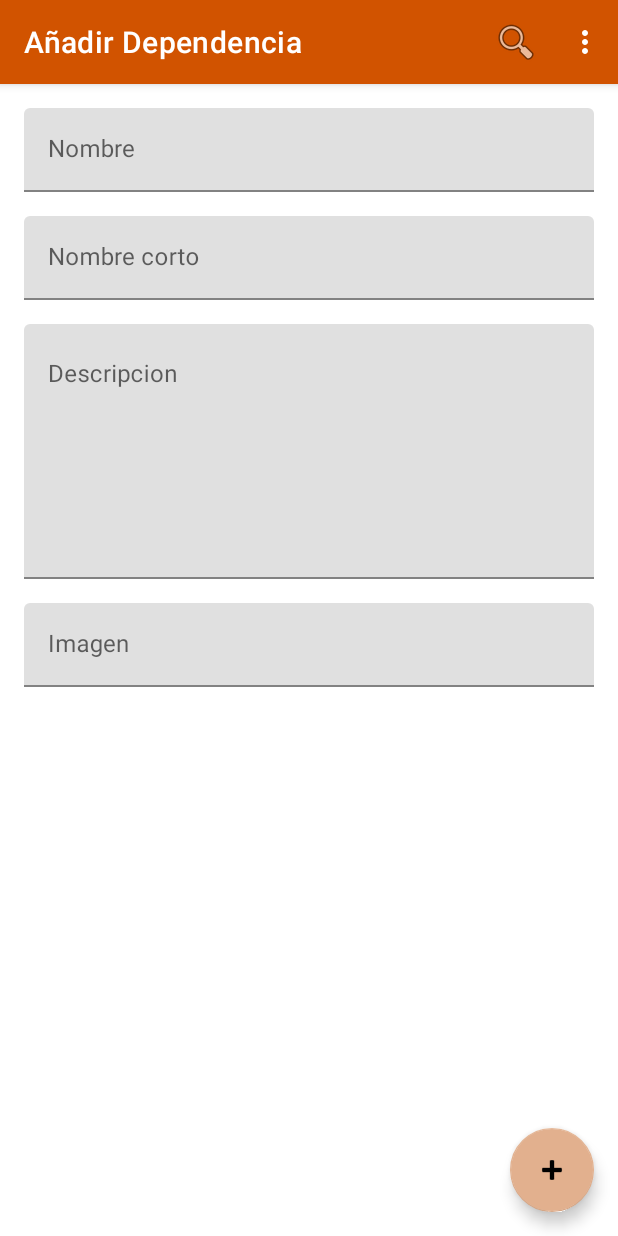
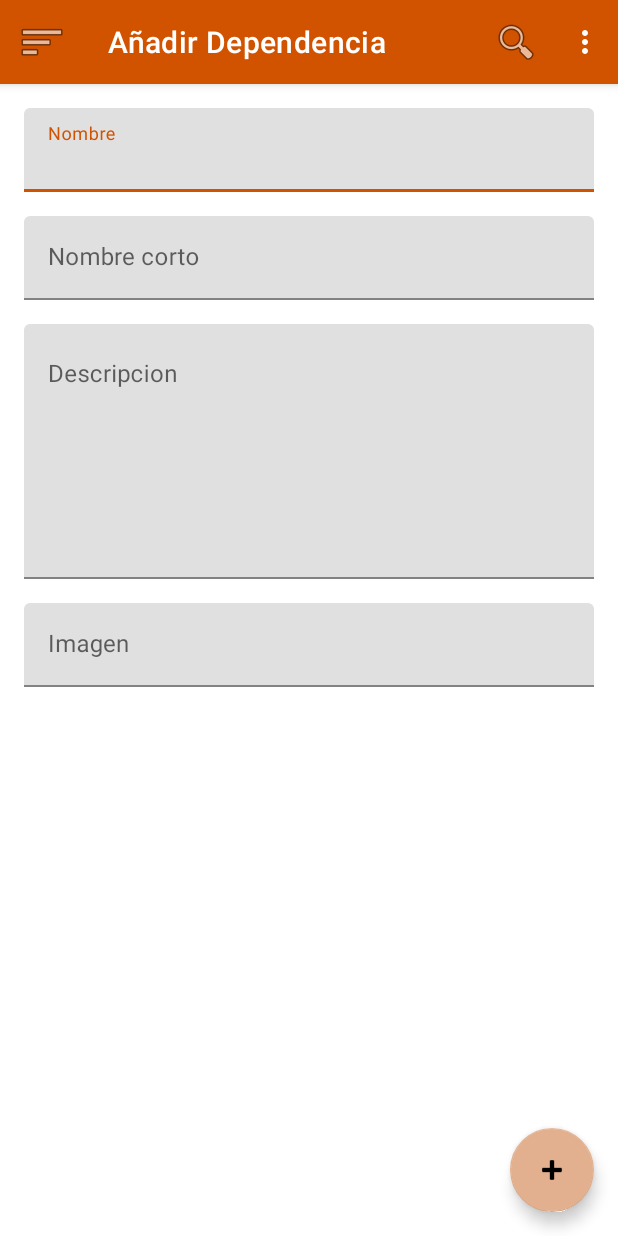
Before and after one commit to FJAranda/Inventory2021, an Android app: the DependencyManageFragment screen opened through its navigation route, after a tap on "Search", on a phone screen of 412 x 824 dp. Run offline under Robolectric (Android 15) with nearby library versions, the phone set to English and light mode, and no system bars; our stand-ins replace androidx.preference, navigation-ui; libraries missing offline, so code that uses them is left out: com.amulyakhare.textdrawable; 4 statements that could not run were skipped.

Commit message:
Clases del 10 al 16 de Enero -Añadido toolbar reemplazando la actionbar -Añadida navegacion usando el NavigationDrawer -Eliminada la navegacion mediante dashboardfragment

```diff
--- a/app/build.gradle
+++ b/app/build.gradle
@@ -53,4 +53,5 @@
     implementation 'com.google.firebase:firebase-auth'
     implementation 'org.greenrobot:eventbus:3.2.0'
     implementation 'com.amulyakhare:com.amulyakhare.textdrawable:1.0.1'
+    implementation 'com.github.abdularis:circularimageview:1.5'
 }
--- a/app/src/main/java/com/example/inventory/MainActivity.java
+++ b/app/src/main/java/com/example/inventory/MainActivity.java
@@ -15,29 +15,89 @@
 import android.widget.Toast;
 import android.widget.Toolbar;
 
+import androidx.core.view.GravityCompat;
 import androidx.navigation.NavController;
 import androidx.navigation.Navigation;
 import androidx.navigation.ui.AppBarConfiguration;
 import androidx.navigation.ui.NavigationUI;
+import androidx.preference.Preference;
+import androidx.preference.PreferenceFragmentCompat;
+import androidx.preference.PreferenceScreen;
 
-public class MainActivity extends AppCompatActivity {
+public class MainActivity extends AppCompatActivity implements PreferenceFragmentCompat.OnPreferenceStartFragmentCallback {
 
-    private AppBarConfiguration appBarConfiguration;
     private ActivityMainBinding binding;
+    private NavController navController;
 
     @Override
     protected void onCreate(Bundle savedInstanceState) {
         super.onCreate(savedInstanceState);
 
         binding = ActivityMainBinding.inflate(getLayoutInflater());
+        setSupportActionBar(binding.content.toolbar);
         setContentView(binding.getRoot());
+        getSupportActionBar().setHomeAsUpIndicator(android.R.drawable.ic_menu_sort_by_size);
+        getSupportActionBar().setDisplayHomeAsUpEnabled(true);
+        navController = Navigation.findNavController(this, R.id.nav_host_fragment_content_main);
+        setUpNavigationView();
     }
 
-    @Override
-    public boolean onSupportNavigateUp() {
-        NavController navController = Navigation.findNavController(this, R.id.nav_host_fragment_content_main);
-        return NavigationUI.navigateUp(navController, appBarConfiguration)
-                || super.onSupportNavigateUp();
+    private void setUpNavigationView() {
+        binding.navigationView.setCheckedItem(R.id.action_dependencyList);
+        binding.navigationView.setNavigationItemSelectedListener(item -> {
+            switch (item.getItemId()) {
+                case R.id.action_inventory:
+                    showAddInventory();
+                    break;
+                case R.id.action_dependencyList:
+                    showDependencyList();
+                    break;
+                case R.id.action_sections:
+                    showSections();
+                    break;
+                case R.id.action_products:
+                    showProducts();
+                    break;
+                case R.id.action_aboutus:
+                    showAboutUs();
+                    break;
+                case R.id.action_settings:
+                    showSettings();
+                    break;
+            }
+            binding.drawerLayout.closeDrawer(GravityCompat.START);
+            return true;
+        });
+    }
+
+    private void showSettings() {
+        navController.navigate(R.id.settingsFragment);
+        binding.navigationView.getCheckedItem().setChecked(false);
+        binding.navigationView.setCheckedItem(R.id.action_settings);
+    }
+
+    private void showAboutUs() {
+        navController.navigate(R.id.aboutFragment);
+        binding.navigationView.getCheckedItem().setChecked(false);
+        binding.navigationView.setCheckedItem(R.id.action_aboutus);
+    }
+
+    private void showProducts() {
+        navController.navigate(R.id.dependencyListFragment);
+    }
+
+    private void showSections() {
+        navController.navigate(R.id.dependencyListFragment);
+    }
+
+    private void showDependencyList() {
+        navController.navigate(R.id.dependencyListFragment);
+    }
+
+    private void showAddInventory() {
+        binding.navigationView.getCheckedItem().setChecked(false);
+        binding.navigationView.setCheckedItem(R.id.action_inventory);
+        navController.navigate(R.id.addInventoryFragment);
     }
 
     @Override
@@ -50,18 +110,20 @@
     @Override
     public boolean onOptionsItemSelected(@NonNull MenuItem item) {
         switch (item.getItemId()){
-            case R.id.action_about:
-                Toast.makeText(this, "Opcion menu about", Toast.LENGTH_SHORT).show();
-                return true;
-            case R.id.action_settings:
-                Toast.makeText(this, "Opcion menu settings", Toast.LENGTH_SHORT).show();
-                return true;
-            case R.id.action_search:
-                Toast.makeText(this, "Opcion menu search", Toast.LENGTH_SHORT).show();
+            case android.R.id.home:
+                binding.drawerLayout.openDrawer(GravityCompat.START);
                 return true;
             default:
                 //Return false indica que no se ha pulsado ninguna opcion del menu de la activity, pero que se habrá pulsado alguno modificado.
                 return false;
         }
     }
+
+    @Override
+    public boolean onPreferenceStartFragment(PreferenceFragmentCompat caller, Preference pref) {
+        if (pref.getKey().equals("Account")){
+            navController.navigate(R.id.action_settingsFragment_to_accountFragment);
+        }
+        return true;
+    }
 }
--- a/app/src/main/java/com/example/inventory/ui/dashboard/DashboardFragment.java
+++ /dev/null
@@ -1,81 +0,0 @@
-package com.example.inventory.ui.dashboard;
-
-import android.os.Bundle;
-import android.view.LayoutInflater;
-import android.view.View;
-import android.view.ViewGroup;
-
-import androidx.annotation.NonNull;
-import androidx.fragment.app.Fragment;
-import androidx.navigation.fragment.NavHostFragment;
-
-import com.example.inventory.R;
-import com.example.inventory.databinding.FragmentDashboardBinding;
-
-public class DashboardFragment extends Fragment implements View.OnClickListener{
-
-    private FragmentDashboardBinding binding;
-
-    @Override
-    public View onCreateView(
-            LayoutInflater inflater, ViewGroup container,
-            Bundle savedInstanceState
-    ) {
-
-        binding = FragmentDashboardBinding.inflate(inflater, container, false);
-        binding.imgBtnAbout.setOnClickListener(this);
-        binding.imgBtnDependency.setOnClickListener(this);
-        binding.imgBtnInventory.setOnClickListener(this);
-        binding.imgBtnProduct.setOnClickListener(this);
-        binding.imgBtnSector.setOnClickListener(this);
-        binding.imgBtnSettings.setOnClickListener(this);
-        return binding.getRoot();
-
-    }
-
-    public void onViewCreated(@NonNull View view, Bundle savedInstanceState) {
-        super.onViewCreated(view, savedInstanceState);
-    }
-
-    @Override
-    public void onDestroyView() {
-        super.onDestroyView();
-        binding = null;
-    }
-
-    //Método que maneja los eventos onClick de la interfaz
-    @Override
-    public void onClick(View v) {
-        switch (v.getId()){
-            case R.id.imgBtnAbout:
-                showAboutFragment();
-                break;
-            case R.id.imgBtnInventory:
-                showAddInventoryFragment();
-                break;
-            case R.id.imgBtnDependency:
-                showDependencyListFragment();
-                break;
-            case R.id.imgBtnSettings:
-                showSettings();
-                break;
-        }
-    }
-
-    private void showSettings() {
-        NavHostFragment.findNavController(this).navigate(R.id.action_DashboardFragment_to_settingsFragment);
-    }
-
-    private void showDependencyListFragment() {
-        NavHostFragment.findNavController(this).navigate(R.id.action_DashboardFragment_to_dependencyListFragment);
-    }
-
-    private void showAddInventoryFragment() {
-        NavHostFragment.findNavController(this).navigate(R.id.action_DashboardFragment_to_addInventoryFragment);
-    }
-
-    //Inicializa y muestra el fragment About
-    private void showAboutFragment() {
-        NavHostFragment.findNavController(this).navigate(R.id.action_DashboardFragment_to_aboutFragment);
-    }
-}
--- a/app/src/main/res/layout/activity_main.xml
+++ b/app/src/main/res/layout/activity_main.xml
@@ -1,14 +1,25 @@
 <?xml version="1.0" encoding="utf-8"?>
-<androidx.coordinatorlayout.widget.CoordinatorLayout xmlns:android="http://schemas.android.com/apk/res/android"
+<androidx.drawerlayout.widget.DrawerLayout xmlns:android="http://schemas.android.com/apk/res/android"
+    xmlns:tools="http://schemas.android.com/tools"
     xmlns:app="http://schemas.android.com/apk/res-auto"
-    xmlns:tools="http://schemas.android.com/tools"
+    android:id="@+id/drawerLayout"
     android:layout_width="match_parent"
     android:layout_height="match_parent"
+    android:fitsSystemWindows="true"
     tools:context=".MainActivity">
 
-    <include layout="@layout/content_main"
+    <include
+        android:id="@+id/content"
+        layout="@layout/content_main"
         android:layout_width="match_parent"
         android:layout_height="match_parent"
         />
+    <com.google.android.material.navigation.NavigationView
+        android:id="@+id/navigationView"
+        android:layout_width="wrap_content"
+        android:layout_height="match_parent"
+        app:headerLayout="@layout/header_nav"
+        app:menu="@menu/activity_menu"
+        android:layout_gravity="start"/>
 
-</androidx.coordinatorlayout.widget.CoordinatorLayout>
+</androidx.drawerlayout.widget.DrawerLayout>
--- a/app/src/main/res/layout/content_main.xml
+++ b/app/src/main/res/layout/content_main.xml
@@ -3,7 +3,26 @@
     xmlns:app="http://schemas.android.com/apk/res-auto"
     android:layout_width="match_parent"
     android:layout_height="match_parent"
-    app:layout_behavior="@string/appbar_scrolling_view_behavior">
+    android:fitsSystemWindows="true">
+
+    <com.google.android.material.appbar.AppBarLayout
+        android:id="@+id/appBarLayout"
+        android:layout_width="match_parent"
+        android:layout_height="wrap_content"
+        app:layout_constraintEnd_toEndOf="parent"
+        app:layout_constraintStart_toStartOf="parent"
+        app:layout_constraintTop_toTopOf="parent">
+
+        <androidx.appcompat.widget.Toolbar
+            android:id="@+id/toolbar"
+            android:layout_width="match_parent"
+            android:layout_height="wrap_content"
+            android:elevation="4dp"
+            android:minHeight="?attr/actionBarSize"
+            android:theme="@style/ThemeOverlay.AppCompat.Dark.ActionBar"
+            app:popupTheme="@style/ThemeOverlay.AppCompat.Light" />
+
+    </com.google.android.material.appbar.AppBarLayout>
 
     <fragment
         android:id="@+id/nav_host_fragment_content_main"
@@ -14,6 +33,7 @@
         app:layout_constraintBottom_toBottomOf="parent"
         app:layout_constraintLeft_toLeftOf="parent"
         app:layout_constraintRight_toRightOf="parent"
-        app:layout_constraintTop_toTopOf="parent"
+        app:layout_constraintTop_toBottomOf="@id/appBarLayout"
         app:navGraph="@navigation/nav_graph" />
+
 </androidx.constraintlayout.widget.ConstraintLayout>
--- /dev/null
+++ b/app/src/main/res/menu/activity_menu.xml
@@ -0,0 +1,39 @@
+<?xml version="1.0" encoding="utf-8"?>
+<menu xmlns:android="http://schemas.android.com/apk/res/android"
+    xmlns:app="http://schemas.android.com/apk/res-auto">
+
+    <group android:checkableBehavior="single">
+        <item
+            android:id="@+id/action_inventory"
+            android:title="Inventory"
+            app:showAsAction="never" />
+        <item
+            android:id="@+id/action_dependencyList"
+            android:title="Dependencys"
+            app:showAsAction="never" />
+        <item
+            android:id="@+id/action_sections"
+            android:title="Sections"
+            app:showAsAction="never" />
+        <item
+            android:id="@+id/action_products"
+            android:title="Products"
+            app:showAsAction="never" />
+    </group>
+
+    <item android:title="Options">
+        <menu>
+            <group android:checkableBehavior="single">
+                <item
+                    android:id="@+id/action_aboutus"
+                    android:title="@string/strAbout"
+                    app:showAsAction="never" />
+                <item
+                    android:id="@+id/action_settings"
+                    android:title="@string/strSettings"
+                    app:showAsAction="never" />
+            </group>
+        </menu>
+    </item>
+
+</menu>
--- a/app/src/main/res/navigation/nav_graph.xml
+++ b/app/src/main/res/navigation/nav_graph.xml
@@ -3,26 +3,8 @@
     xmlns:app="http://schemas.android.com/apk/res-auto"
     xmlns:tools="http://schemas.android.com/tools"
     android:id="@+id/nav_graph"
-    app:startDestination="@id/DashboardFragment">
+    app:startDestination="@id/dependencyListFragment">
 
-    <fragment
-        android:id="@+id/DashboardFragment"
-        android:name="com.example.inventory.ui.dashboard.DashboardFragment"
-        android:label="@string/first_fragment_label"
-        tools:layout="@layout/fragment_dashboard">
-        <action
-            android:id="@+id/action_DashboardFragment_to_aboutFragment"
-            app:destination="@id/aboutFragment" />
-        <action
-            android:id="@+id/action_DashboardFragment_to_addInventoryFragment"
-            app:destination="@id/addInventoryFragment" />
-        <action
-            android:id="@+id/action_DashboardFragment_to_dependencyListFragment"
-            app:destination="@id/dependencyListFragment" />
-        <action
-            android:id="@+id/action_DashboardFragment_to_settingsFragment"
-            app:destination="@id/settingsFragment" />
-    </fragment>
     <fragment
         android:id="@+id/aboutFragment"
         android:name="com.example.inventory.ui.about.AboutFragment"
```
Also changed, not shown: app/src/main/AndroidManifest.xml (+6 -4 lines), app/src/main/res/layout/fragment_dashboard.xml (deleted, +0 -90 lines), app/src/main/res/layout/header_nav.xml (added, +38 -0 lines).
